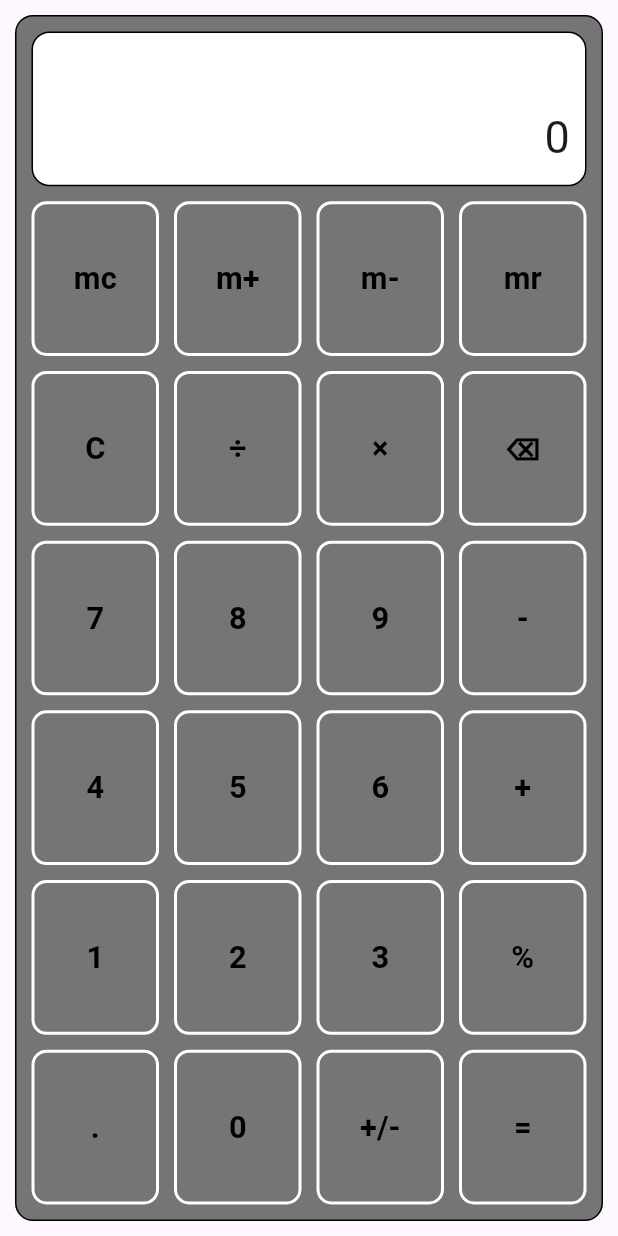
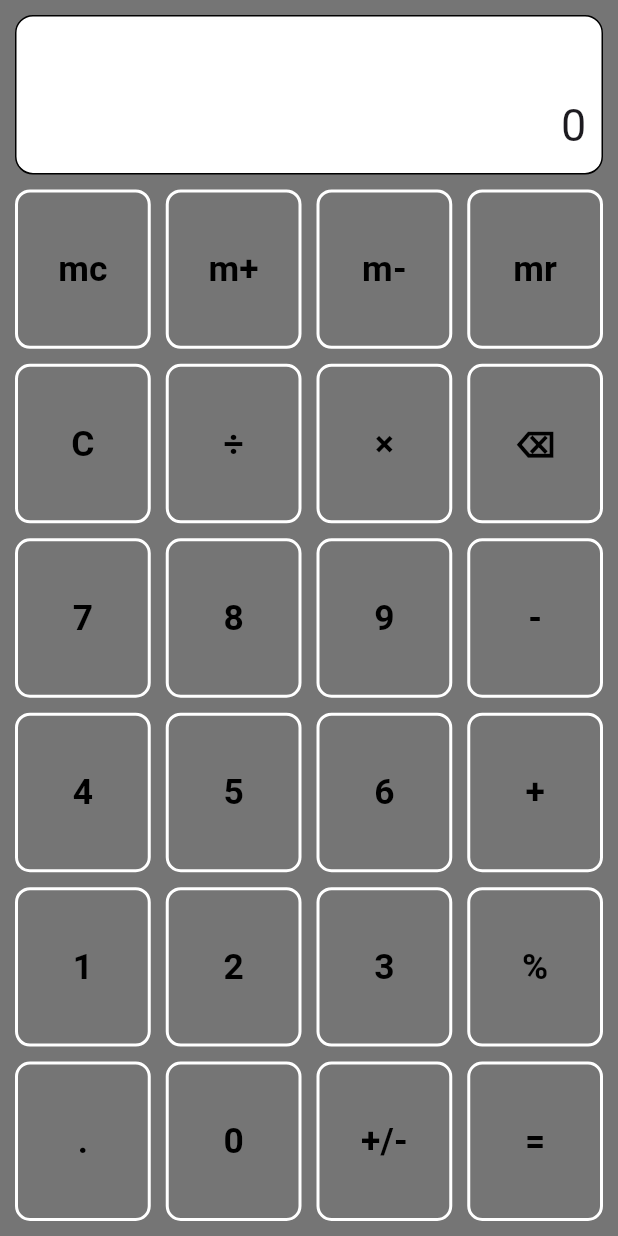
Before and after one commit to PriyanthaFdo/calculator, a Flutter app: the screen it shows after launch, on a phone screen of 412 x 824 dp. Run offline on Flutter 3.47's test engine with Material 3 defaults, Android fonts, the phone set to English and light mode, and no system bars.

Commit message:
add responsive

```diff
--- a/lib/views/calculator_btn.dart
+++ b/lib/views/calculator_btn.dart
@@ -1,4 +1,4 @@
-import 'package:calculator/utils/deactivate_widget.dart';
+import 'package:calculator/utils/widgets/deactivate_widget.dart';
 import 'package:flutter/material.dart';
 
 class CalculatorBtn extends StatelessWidget {
--- a/lib/views/mainview.dart
+++ b/lib/views/mainview.dart
@@ -1,6 +1,9 @@
+import 'dart:io';
+
 import 'package:calculator/core/constants/kjp_styles.dart';
 import 'package:calculator/core/pop_ups/error_view.dart';
 import 'package:calculator/views/calculator_btn.dart';
+import 'package:flutter/foundation.dart';
 import 'package:flutter/material.dart';
 
 class Mainview extends StatefulWidget {
@@ -178,8 +181,8 @@ class _MainviewState extends State<Mainview> {
       case "mc":
         if (_previousKey == "mc") {
           _memory = null;
-        }else{
-        _displayValue = "${_memory ?? 0}";
+        } else {
+          _displayValue = "${_memory ?? 0}";
         }
         break;
       case "m+":
@@ -198,18 +201,24 @@ class _MainviewState extends State<Mainview> {
     _resetDisplay = true;
   }
 
+  Widget responsiveHandler({required BuildContext context, required Widget child}) {
+    return Row(
+      children: [
+        if (kIsWeb || !Platform.isAndroid) Spacer(),
+        Expanded(child: child),
+        if (kIsWeb || !Platform.isAndroid) Spacer(),
+      ],
+    );
+  }
+
   @override
   Widget build(BuildContext context) {
     return Scaffold(
-      body: Center(
+      body: responsiveHandler(
+        context: context,
         child: Container(
-          margin: KjpStyles.genericSpacing,
           padding: KjpStyles.genericSpacing,
-          decoration: BoxDecoration(
-            color: Colors.grey[600],
-            border: Border.all(),
-            borderRadius: KjpStyles.borderRadius,
-          ),
+          decoration: BoxDecoration(color: Colors.grey[600]),
           width: MediaQuery.of(context).orientation == Orientation.landscape //
               ? MediaQuery.of(context).size.height * 0.6
               : null,
```
Also changed, not shown: lib/utils/widgets/deactivate_widget.dart (renamed from lib/utils/deactivate_widget.dart).
